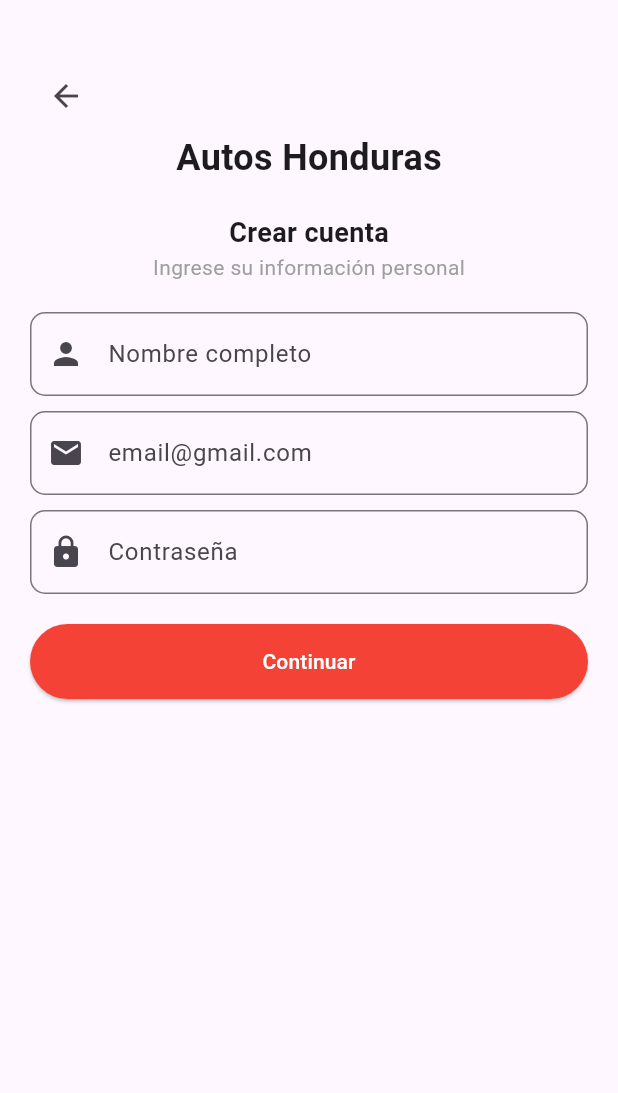
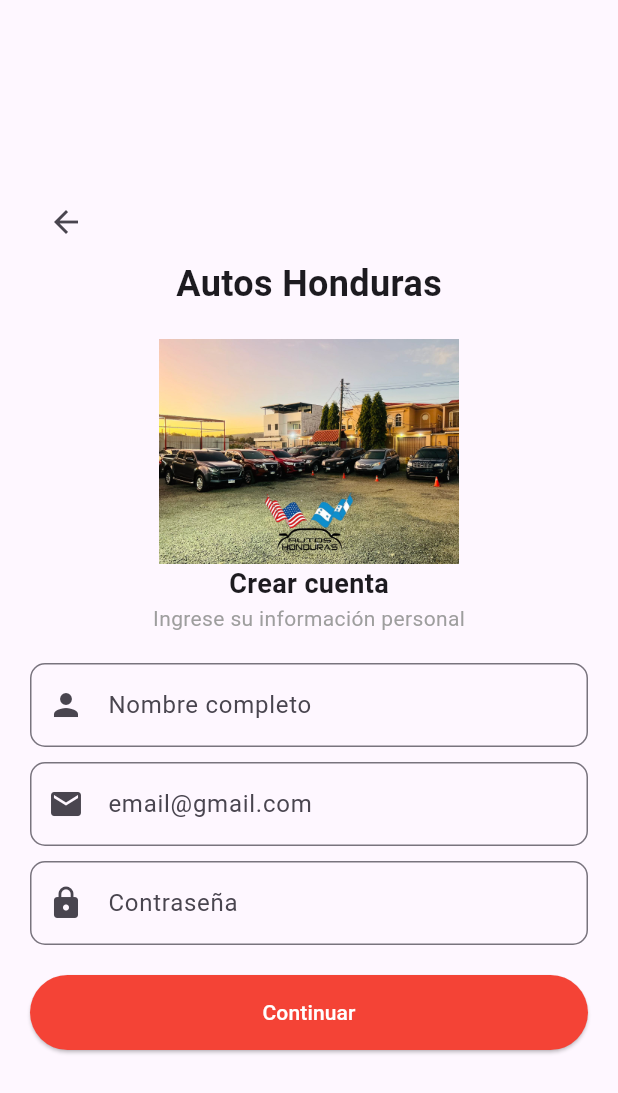
Before and after one commit to solcas0305/Proyecto-Final-PM, a Flutter app: the screen it shows after launch, after a tap on "Regístrate.", on a phone screen of 412 x 824 dp. Shown: the top 1093 px of the screen. Run offline on Flutter 3.47's test engine with Material 3 defaults, Android fonts, the phone set to English and light mode, and no system bars.

```diff
--- a/lib/view/login.dart
+++ b/lib/view/login.dart
@@ -31,12 +31,12 @@ class _LoginScreenState extends State<LoginScreen> {
                 ),
                 const Text(
                   'Autos Honduras',
-                  style: TextStyle(fontSize: 18, color: Colors.blue),
+                  style: TextStyle(fontSize: 18, color: Color.fromARGB(255, 25, 119, 196), fontWeight: FontWeight.bold),
                 ),
                 const SizedBox(height: 20),
                 const CircleAvatar(
                   radius: 50,
-                  //backgroundImage: AssetImage(''), // Agregar logo
+                  backgroundImage: AssetImage('assets/logo.jpg'), // Agregar logo
                 ),
                 const SizedBox(height: 20),
                 const Text(
@@ -138,7 +138,7 @@ class _LoginScreenState extends State<LoginScreen> {
                       child: const Text(
                         'Regístrate.',
                         style: TextStyle(
-                            color: Colors.blue, fontWeight: FontWeight.bold),
+                            color: Color.fromARGB(255, 25, 119, 196), fontWeight: FontWeight.bold),
                       ),
                     ),
                   ],
--- a/lib/view/registro.dart
+++ b/lib/view/registro.dart
@@ -16,7 +16,8 @@ class _RegistroScreenState extends State<RegistroScreen> {
   Widget build(BuildContext context) {
     return Scaffold(
       resizeToAvoidBottomInset: true,
-      body: SingleChildScrollView(
+      body: Center (
+        child: SingleChildScrollView(
         child: Padding(
           padding: const EdgeInsets.symmetric(horizontal: 20, vertical: 40),
           child: Form(
@@ -38,6 +39,11 @@ class _RegistroScreenState extends State<RegistroScreen> {
                   style: TextStyle(fontSize: 24, fontWeight: FontWeight.bold),
                 ),
                 SizedBox(height: 20),
+                Image.asset(
+                    'assets/logo.jpg',
+                    height: 150,
+                    fit: BoxFit.cover,
+                  ),
                 Text(
                   'Crear cuenta',
                   style: TextStyle(fontSize: 18, fontWeight: FontWeight.bold),
@@ -47,11 +53,9 @@ class _RegistroScreenState extends State<RegistroScreen> {
                   style: TextStyle(fontSize: 14, color: Colors.grey),
                 ),
                 SizedBox(height: 20),
-
-                // Nombre
                 TextFormField(
                   controller: _nombreController,
-                  keyboardType: TextInputType.text,
+                  keyboardType: TextInputType.visiblePassword,
                   decoration: InputDecoration(
                     hintText: "Nombre completo",
                     border: OutlineInputBorder(
@@ -67,11 +71,9 @@ class _RegistroScreenState extends State<RegistroScreen> {
                   },
                 ),
                 SizedBox(height: 10),
-
-                // Email
                 TextFormField(
                   controller: _emailController,
-                  keyboardType: TextInputType.emailAddress,
+                  keyboardType: TextInputType.visiblePassword,
                   decoration: InputDecoration(
                     hintText: 'email@gmail.com',
                     border: OutlineInputBorder(
@@ -91,8 +93,6 @@ class _RegistroScreenState extends State<RegistroScreen> {
                   },
                 ),
                 SizedBox(height: 10),
-
-                // Contraseña
                 TextFormField(
                   controller: _passwordController,
                   keyboardType: TextInputType.text,
@@ -112,8 +112,6 @@ class _RegistroScreenState extends State<RegistroScreen> {
                   },
                 ),
                 SizedBox(height: 20),
-
-                // Botón de continuar
                 ElevatedButton(
                   onPressed: () {
                     if (_formKey.currentState!.validate()) {
@@ -134,6 +132,7 @@ class _RegistroScreenState extends State<RegistroScreen> {
           ),
         ),
       ),
+    )
     );
   }
 }
--- a/pubspec.yaml
+++ b/pubspec.yaml
@@ -54,10 +54,13 @@ flutter:
 
 
 
+
   # The following line ensures that the Material Icons font is
   # included with your application, so that you can use the icons in
   # the material Icons class.
   uses-material-design: true
+  assets:
+    - assets/logo.jpg
 
   # To add assets to your application, add an assets section, like this:
   # assets:
```
Also changed, not shown: assets/logo.jpg (added), 4 other files.
